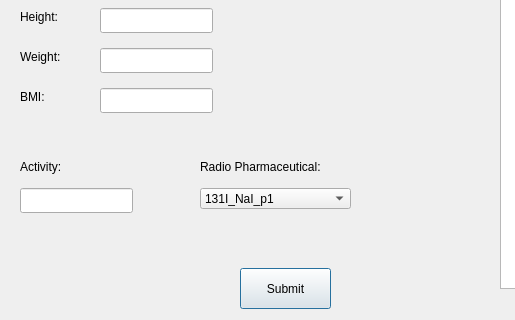
Afrodith/Error-Dosi, file NMDosimetry.ui: the form before one commit; both pictures show x 0 to 515 and y 172 to 492 of the 775 by 492 pixel window.
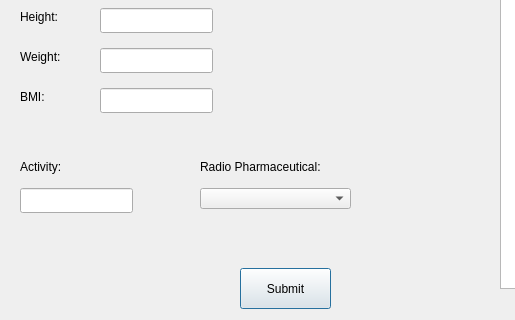
The form after the commit.

```diff
--- a/NMDosimetry.ui
+++ b/NMDosimetry.ui
@@ -103,6 +103,9 @@
      <height>21</height>
     </rect>
    </property>
+   <property name="currentIndex">
+    <number>-1</number>
+   </property>
    <item>
     <property name="text">
      <string>131I_NaI_p1</string>
```
